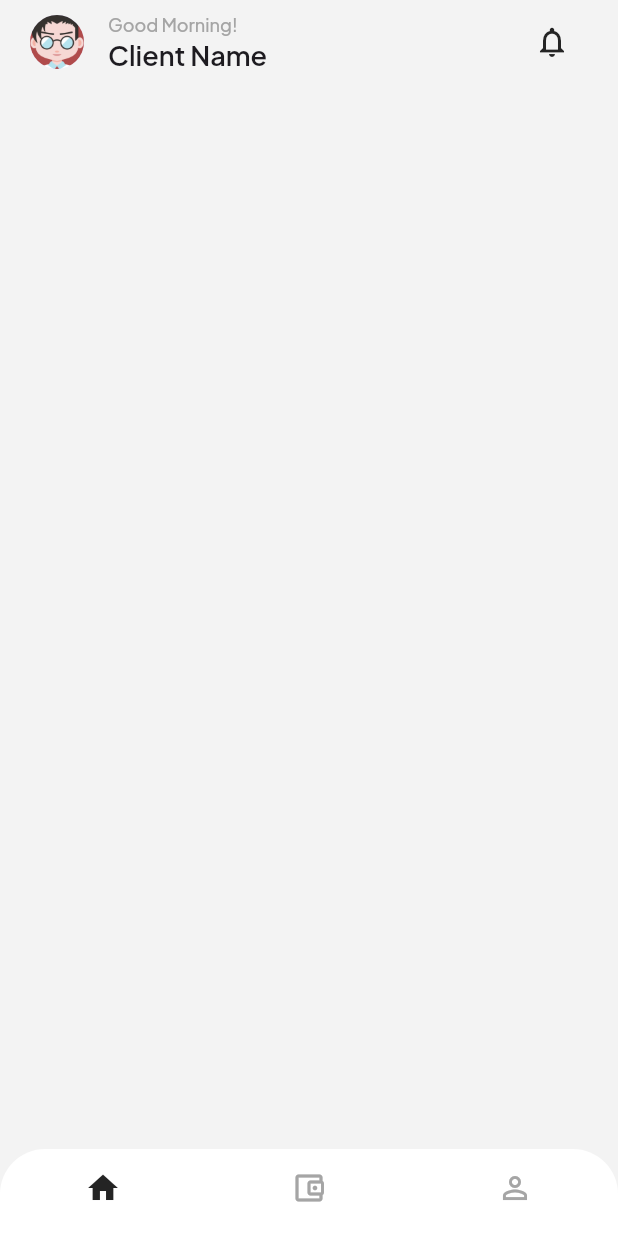
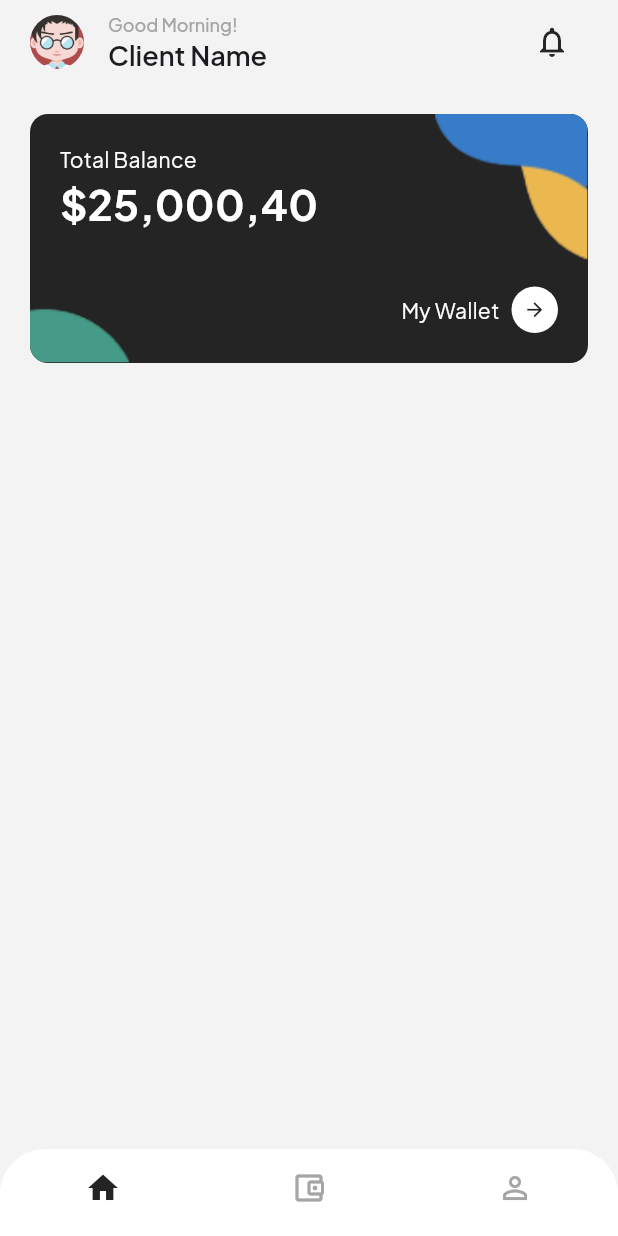
Before and after one commit to salma234-del/pay_task, a Flutter app: the screen it shows after launch, on a phone screen of 412 x 824 dp. Run offline on Flutter 3.47's test engine with Material 3 defaults, Android fonts, the phone set to English and light mode, and no system bars; our stand-ins replace bloc, flutter_bloc; statements that could not run were skipped.

Commit message:
Add home total balance card

```diff
--- a/lib/Core/utils/app_assets.dart
+++ b/lib/Core/utils/app_assets.dart
@@ -1,3 +1,7 @@
 abstract class AppAssets {
   static const String profile = 'assets/images/profile.png';
+  static const String curve1 = 'assets/images/curve1.png';
+  static const String curve2 = 'assets/images/curve2.png';
+  static const String curve3 = 'assets/images/curve3.png';
+  static const String curve4 = 'assets/images/curve4.png';
 }
--- a/lib/Core/utils/app_sizes.dart
+++ b/lib/Core/utils/app_sizes.dart
@@ -8,5 +8,6 @@ abstract class AppSizes {
   static double screenWidth(BuildContext context) =>
       MediaQuery.of(context).size.width;
 
-  static const double defaultHorizontalPadding = 16;
+  static const double defaultHorizontalPadding = 20;
+  static const homeCardsBorderRadius = 12.0;
 }
--- a/lib/Core/utils/app_strings.dart
+++ b/lib/Core/utils/app_strings.dart
@@ -1,4 +1,6 @@
 abstract class AppStrings {
   static const String goodMorning = 'Good Morning!';
   static const String clientName = 'Client Name';
+  static const String totalBalance = 'Total Balance';
+  static const String myWallet = 'My Wallet';
 }
--- a/lib/Core/utils/app_styles.dart
+++ b/lib/Core/utils/app_styles.dart
@@ -12,4 +12,16 @@ abstract class AppStyles {
     fontSize: 18,
     fontWeight: FontWeight.w600,
   );
+
+  static const TextStyle styleRegular14 = TextStyle(
+    fontSize: 14,
+    fontWeight: FontWeight.w400,
+    color: AppColors.white,
+  );
+
+  static const TextStyle styleBold28 = TextStyle(
+    fontSize: 28,
+    fontWeight: FontWeight.bold,
+    color: AppColors.white,
+  );
 }
--- a/lib/Features/home/presentation/views/widgets/home_view_body.dart
+++ b/lib/Features/home/presentation/views/widgets/home_view_body.dart
@@ -1,12 +1,25 @@
 import 'package:flutter/material.dart';
+import 'package:flutter/widgets.dart';
+import 'package:payment_task/Core/utils/app_sizes.dart';
+import 'package:payment_task/Features/home/presentation/views/widgets/total_balance_card.dart';
 
 class HomeViewBody extends StatelessWidget {
   const HomeViewBody({super.key});
 
   @override
   Widget build(BuildContext context) {
-    return const Column(
-      children: [],
+    return const SingleChildScrollView(
+      child: Padding(
+        padding: EdgeInsets.symmetric(
+          horizontal: AppSizes.defaultHorizontalPadding,
+        ),
+        child: Column(
+          children: [
+            SizedBox(height: 20),
+            TotalBalanceCard(),
+          ],
+        ),
+      ),
     );
   }
 }
--- /dev/null
+++ b/lib/Features/home/presentation/views/widgets/total_balance_card.dart
@@ -0,0 +1,80 @@
+import 'package:flutter/material.dart';
+import 'package:payment_task/Core/utils/app_assets.dart';
+import 'package:payment_task/Core/utils/app_colors.dart';
+import 'package:payment_task/Core/utils/app_sizes.dart';
+import 'package:payment_task/Core/utils/app_strings.dart';
+import 'package:payment_task/Core/utils/app_styles.dart';
+import 'package:payment_task/Features/home/presentation/views/widgets/wallet_arrow_button.dart';
+
+class TotalBalanceCard extends StatelessWidget {
+  const TotalBalanceCard({
+    super.key,
+  });
+
+  @override
+  Widget build(BuildContext context) {
+    return Stack(
+      children: [
+        Container(
+          width: AppSizes.screenWidth(context),
+          decoration: BoxDecoration(
+            color: AppColors.primary,
+            borderRadius: BorderRadius.circular(AppSizes.homeCardsBorderRadius),
+          ),
+          padding: const EdgeInsets.all(20),
+          child: const Column(
+            crossAxisAlignment: CrossAxisAlignment.start,
+            children: [
+              Text(
+                AppStrings.totalBalance,
+                style: AppStyles.styleRegular14,
+              ),
+              Text(
+                '\$25,000,40',
+                style: AppStyles.styleBold28,
+              ),
+              SizedBox(height: 35),
+              Row(
+                mainAxisAlignment: MainAxisAlignment.end,
+                children: [
+                  Text(
+                    AppStrings.myWallet,
+                    style: AppStyles.styleRegular14,
+                  ),
+                  SizedBox(width: 8),
+                  WalletArrowButton(),
+                ],
+              ),
+            ],
+          ),
+        ),
+        Positioned(
+          right: 0,
+          top: 0,
+          child: ClipRRect(
+            borderRadius: const BorderRadiusDirectional.only(
+              topEnd: Radius.circular(AppSizes.homeCardsBorderRadius),
+            ),
+            child: Image.asset(
+              AppAssets.curve1,
+              height: 100,
+            ),
+          ),
+        ),
+        Positioned(
+          bottom: 0,
+          left: 0,
+          child: ClipRRect(
+            borderRadius: const BorderRadiusDirectional.only(
+              bottomStart: Radius.circular(AppSizes.homeCardsBorderRadius),
+            ),
+            child: Image.asset(
+              AppAssets.curve2,
+              height: 40,
+            ),
+          ),
+        ),
+      ],
+    );
+  }
+}
--- /dev/null
+++ b/lib/Features/home/presentation/views/widgets/wallet_arrow_button.dart
@@ -0,0 +1,27 @@
+import 'package:flutter/material.dart';
+import 'package:payment_task/Core/utils/app_colors.dart';
+
+class WalletArrowButton extends StatelessWidget {
+  const WalletArrowButton({
+    super.key,
+  });
+
+  @override
+  Widget build(BuildContext context) {
+    return InkWell(
+      onTap: () {},
+      child: Container(
+        decoration: const BoxDecoration(
+          shape: BoxShape.circle,
+          color: AppColors.white,
+        ),
+        padding: const EdgeInsets.all(8),
+        child: const Icon(
+          Icons.arrow_forward,
+          color: AppColors.primary,
+          size: 15,
+        ),
+      ),
+    );
+  }
+}
```
Also changed, not shown: assets/images/curve1.png (added), assets/images/curve2.png (added), assets/images/curve3.png (added), assets/images/curve4.png (added).
